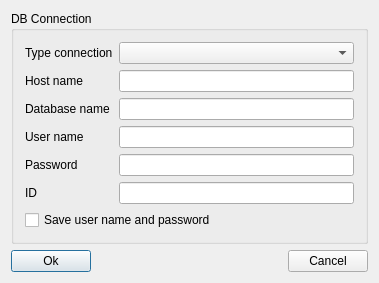
This is TimeTracking/forms/settings.ui in atakz/TimeTracking as Qt 5 draws it before an edit. The edited form follows.
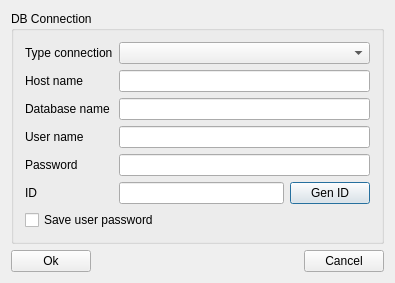
This is the edited form.

Commit message: completed with the settings

The edit to the form file:
```diff
--- a/TimeTracking/forms/settings.ui
+++ b/TimeTracking/forms/settings.ui
@@ -6,8 +6,8 @@
    <rect>
     <x>0</x>
     <y>0</y>
-    <width>379</width>
-    <height>258</height>
+    <width>395</width>
+    <height>275</height>
    </rect>
   </property>
   <property name="windowTitle">
@@ -19,7 +19,7 @@
      <property name="title">
       <string>DB Connection</string>
      </property>
-     <layout class="QFormLayout" name="formLayout">
+     <layout class="QGridLayout" name="gridLayout">
       <item row="0" column="0">
        <widget class="QLabel" name="l0">
         <property name="text">
@@ -27,7 +27,7 @@
         </property>
        </widget>
       </item>
-      <item row="0" column="1">
+      <item row="0" column="1" colspan="2">
        <widget class="QComboBox" name="cmbTypeConnection"/>
       </item>
       <item row="1" column="0">
@@ -37,7 +37,7 @@
         </property>
        </widget>
       </item>
-      <item row="1" column="1">
+      <item row="1" column="1" colspan="2">
        <widget class="QLineEdit" name="leHostName"/>
       </item>
       <item row="2" column="0">
@@ -47,7 +47,7 @@
         </property>
        </widget>
       </item>
-      <item row="2" column="1">
+      <item row="2" column="1" colspan="2">
        <widget class="QLineEdit" name="leDatabaseName"/>
       </item>
       <item row="3" column="0">
@@ -57,7 +57,7 @@
         </property>
        </widget>
       </item>
-      <item row="3" column="1">
+      <item row="3" column="1" colspan="2">
        <widget class="QLineEdit" name="leUserName"/>
       </item>
       <item row="4" column="0">
@@ -67,20 +67,13 @@
         </property>
        </widget>
       </item>
-      <item row="4" column="1">
+      <item row="4" column="1" colspan="2">
        <widget class="QLineEdit" name="lePassword">
         <property name="echoMode">
          <enum>QLineEdit::Password</enum>
         </property>
        </widget>
       </item>
-      <item row="6" column="0" colspan="2">
-       <widget class="QCheckBox" name="cbSaveUP">
-        <property name="text">
-         <string>Save user name and password</string>
-        </property>
-       </widget>
-      </item>
       <item row="5" column="0">
        <widget class="QLabel" name="l5">
         <property name="text">
@@ -91,6 +84,20 @@
       <item row="5" column="1">
        <widget class="QLineEdit" name="leNumber"/>
       </item>
+      <item row="5" column="2">
+       <widget class="QPushButton" name="pbGenID">
+        <property name="text">
+         <string>Gen ID</string>
+        </property>
+       </widget>
+      </item>
+      <item row="6" column="0" colspan="2">
+       <widget class="QCheckBox" name="cbSaveUP">
+        <property name="text">
+         <string>Save user password</string>
+        </property>
+       </widget>
+      </item>
      </layout>
     </widget>
    </item>
```
Left out of the diff: 1 changed line with no effect on the pictures. The commit also changes 3 other files.
